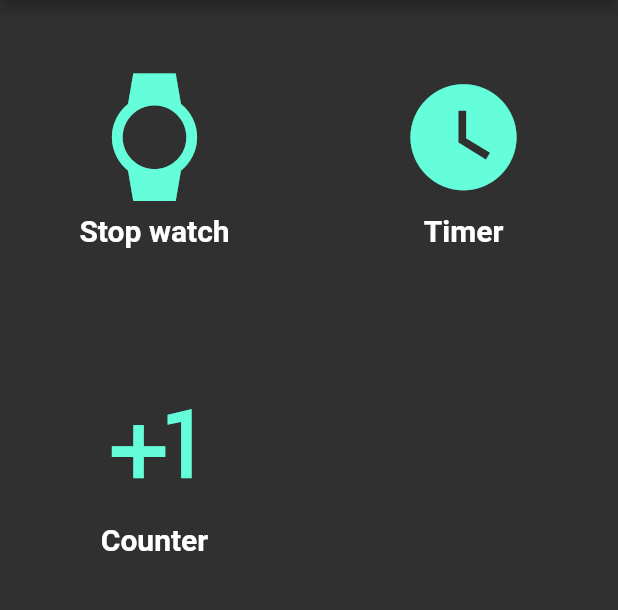
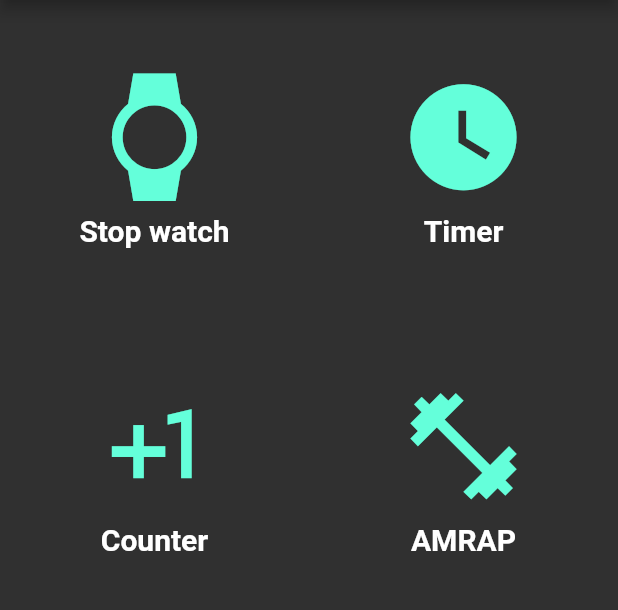
Before and after one commit to cdock1029/wodzilla, a Flutter app: the screen it shows after launch, on a phone screen of 412 x 824 dp, the part 84-694 px from its top. Run offline on Flutter 3.47's test engine with Material 2 defaults, Android fonts, the phone set to English and light mode, and no system bars; our stand-ins replace cloud_firestore; accounts and stored records are empty.

Commit message:
unpushed changes

```diff
--- /dev/null
+++ b/lib/amrap.dart
@@ -0,0 +1,18 @@
+import 'package:flutter/material.dart';
+
+class Amrap extends StatefulWidget {
+  @override
+  _AmrapState createState() => _AmrapState();
+}
+
+class _AmrapState extends State<Amrap> {
+  @override
+  Widget build(BuildContext context) {
+    return Scaffold(
+      appBar: AppBar(title: Text("AMRAP")),
+      body: Center(
+        child: Text("Amrap todo"),
+      ),
+    );
+  }
+}
--- a/lib/interval_timer.dart
+++ b/lib/interval_timer.dart
@@ -77,7 +77,7 @@ class _IntervalState extends State<IntervalTimer> {
   @override
   void initState() {
     super.initState();
-    initial = curr = IntervalStateMachine(sets: 1, rest: 0, work: 0);
+    initial = curr = IntervalStateMachine(sets: 1, work: 1, rest: 0);
   }
 
   void reset() {
--- a/lib/main.dart
+++ b/lib/main.dart
@@ -2,6 +2,7 @@ import 'package:flutter/material.dart';
 import 'package:wodzilla/interval_timer.dart';
 import 'package:wodzilla/counter.dart';
 import 'package:wodzilla/stopwatch_timer.dart';
+import 'package:wodzilla/amrap.dart';
 import 'package:cloud_firestore/cloud_firestore.dart';
 
 void main() => runApp(new MyApp());
@@ -24,6 +25,7 @@ class MyApp extends StatelessWidget {
         "interval_timer": (BuildContext ctx) => IntervalTimer(),
         "stopwatch_timer": (BuildContext ctx) => StopwatchTimer(),
         "rep_counter": (BuildContext ctx) => Counter(),
+        "amarap": (BuildContext ctx) => Amrap(),
       },
     );
   }
@@ -37,7 +39,7 @@ class MyHomePage extends StatefulWidget {
     {"icon": Icons.watch, "value": "Stop watch", "route": "stopwatch_timer"},
     {"icon": Icons.watch_later, "value": "Timer", "route": "interval_timer"},
     {"icon": Icons.plus_one, "value": "Counter", "route": "rep_counter"},
-    // {"icon": Icons.fitness_center, "value": "Exercises", "route": "timer"},
+    {"icon": Icons.fitness_center, "value": "AMRAP", "route": "amrap"},
     // {"icon": Icons.import_contacts, "value": "Archive", "route": "timer"},
     // {"icon": Icons.edit, "value": "New workout", "route": "timer"},
   ];
```
